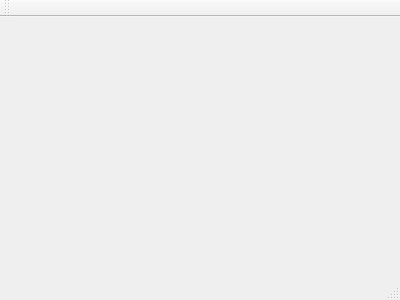
The window that widgets/mainwindow.ui (joshirio/iota-cooler) describes before a commit, drawn with Qt 5.
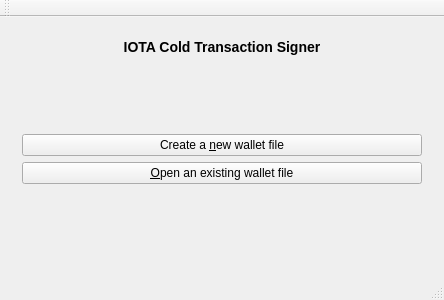
The same window after the commit.

Commit message: main window initial work

```diff
--- a/widgets/mainwindow.ui
+++ b/widgets/mainwindow.ui
@@ -1,24 +1,115 @@
 <ui version="4.0">
  <class>MainWindow</class>
- <widget class="QMainWindow" name="MainWindow" >
-  <property name="geometry" >
+ <widget class="QMainWindow" name="MainWindow">
+  <property name="geometry">
    <rect>
     <x>0</x>
     <y>0</y>
-    <width>400</width>
+    <width>444</width>
     <height>300</height>
    </rect>
   </property>
   <property name="windowTitle" >
    <string>MainWindow</string>
   </property>
-  <widget class="QMenuBar" name="menuBar" />
-  <widget class="QToolBar" name="mainToolBar" />
-  <widget class="QWidget" name="centralWidget" />
-  <widget class="QStatusBar" name="statusBar" />
+  <widget class="QWidget" name="centralWidget">
+   <layout class="QVBoxLayout" name="verticalLayout">
+    <item>
+     <widget class="QStackedWidget" name="stackedWidget">
+      <widget class="QWidget" name="page">
+       <layout class="QVBoxLayout" name="verticalLayout_2">
+        <item>
+         <widget class="QLabel" name="label">
+          <property name="text">
+           <string>&lt;h3&gt;IOTA Cold Transaction Signer&lt;/h3&gt;</string>
+          </property>
+          <property name="alignment">
+           <set>Qt::AlignCenter</set>
+          </property>
+          <property name="wordWrap">
+           <bool>true</bool>
+          </property>
+         </widget>
+        </item>
+        <item>
+         <spacer name="verticalSpacer">
+          <property name="orientation">
+           <enum>Qt::Vertical</enum>
+          </property>
+          <property name="sizeHint" stdset="0">
+           <size>
+            <width>20</width>
+            <height>44</height>
+           </size>
+          </property>
+         </spacer>
+        </item>
+        <item>
+         <widget class="QPushButton" name="newWalletButton">
+          <property name="toolTip">
+           <string/>
+          </property>
+          <property name="text">
+           <string>Create a &amp;new wallet file</string>
+          </property>
+         </widget>
+        </item>
+        <item>
+         <widget class="QPushButton" name="openWalletButton">
+          <property name="toolTip">
+           <string/>
+          </property>
+          <property name="text">
+           <string>&amp;Open an existing wallet file</string>
+          </property>
+         </widget>
+        </item>
+        <item>
+         <spacer name="verticalSpacer_2">
+          <property name="orientation">
+           <enum>Qt::Vertical</enum>
+          </property>
+          <property name="sizeHint" stdset="0">
+           <size>
+            <width>20</width>
+            <height>44</height>
+           </size>
+          </property>
+         </spacer>
+        </item>
+       </layout>
+      </widget>
+      <widget class="QWidget" name="page_2"/>
+     </widget>
+    </item>
+   </layout>
+  </widget>
+  <widget class="QMenuBar" name="menuBar">
+   <property name="geometry">
+    <rect>
+     <x>0</x>
+     <y>0</y>
+     <width>444</width>
+     <height>25</height>
+    </rect>
+   </property>
+  </widget>
+  <widget class="QToolBar" name="mainToolBar">
+   <attribute name="toolBarArea">
+    <enum>TopToolBarArea</enum>
+   </attribute>
+   <attribute name="toolBarBreak">
+    <bool>false</bool>
+   </attribute>
+  </widget>
+  <widget class="QStatusBar" name="statusBar"/>
+  <action name="action_Quit">
+   <property name="text">
+    <string>&amp;Quit</string>
+   </property>
+  </action>
  </widget>
- <layoutDefault spacing="6" margin="11" />
- <pixmapfunction></pixmapfunction>
+ <layoutdefault spacing="6" margin="11"/>
  <resources/>
  <connections/>
 </ui>
```
Left out of the diff: 5 changed lines with no effect on the pictures. The commit also changes 5 other files.
